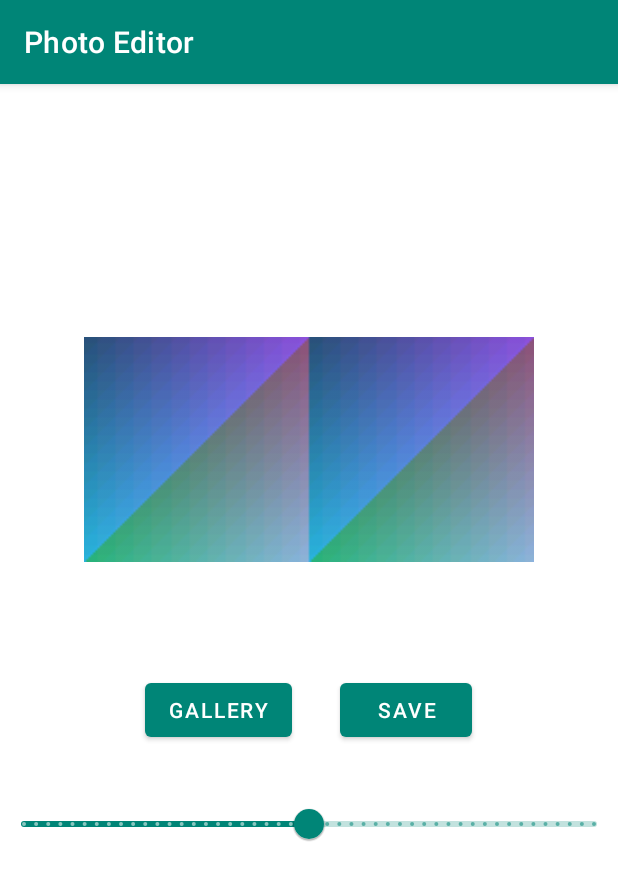
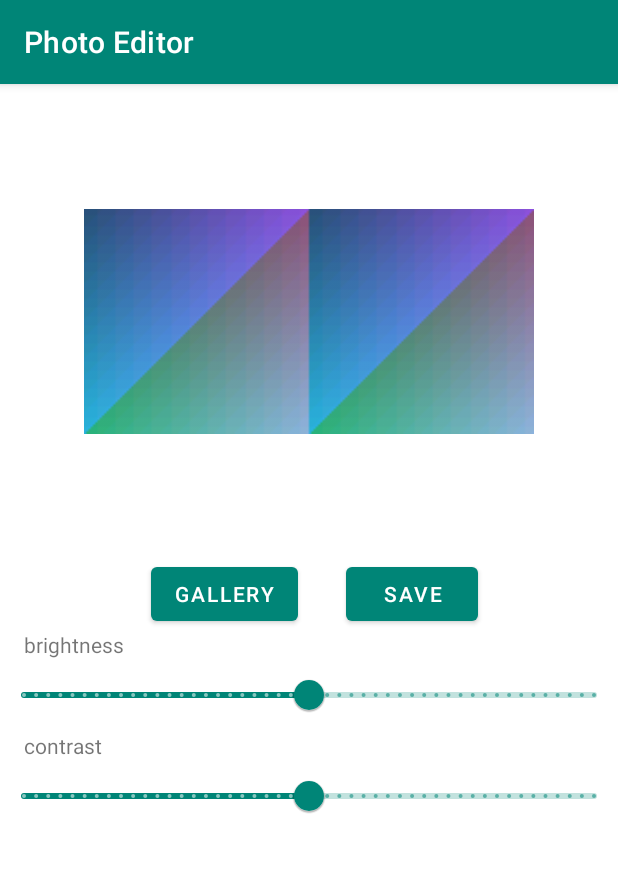
Before and after one commit to ComfyChair/PhotoEditor, an Android app: the screen it shows after launch (MainActivity), on a phone screen of 412 x 824 dp. Shown: the top 880 px of the screen. Run offline under Robolectric (Android 15) with nearby library versions, the phone set to English and light mode, and no system bars.

Commit message:
added second slider plus slider description TextViews

```diff
--- a/Photo Editor/task/src/main/java/org/hyperskill/photoeditor/MainActivity.kt
+++ b/Photo Editor/task/src/main/java/org/hyperskill/photoeditor/MainActivity.kt
@@ -49,8 +49,9 @@ class MainActivity : AppCompatActivity() {
     private fun bindViews() {
         currentImage = findViewById(R.id.ivPhoto)
         galleryBtn = findViewById(R.id.btnGallery)
+        saveBtn = findViewById(R.id.btnSave)
         brightnessSlider = findViewById(R.id.slBrightness)
-        saveBtn = findViewById(R.id.btnSave)
+
     }
 
     private fun setListeners() {
--- a/Photo Editor/task/src/main/res/layout/activity_main.xml
+++ b/Photo Editor/task/src/main/res/layout/activity_main.xml
@@ -10,22 +10,28 @@
         android:id="@+id/ivPhoto"
         android:layout_width="300dp"
         android:layout_height="300dp"
+        android:layout_marginStart="8dp"
+        android:layout_marginTop="8dp"
+        android:layout_marginEnd="8dp"
+        android:layout_marginBottom="8dp"
         android:contentDescription="@string/current_image_cont_descr"
-        app:layout_constraintBottom_toBottomOf="parent"
+        app:layout_constraintBottom_toTopOf="@+id/buttonBar"
         app:layout_constraintEnd_toEndOf="parent"
         app:layout_constraintStart_toStartOf="parent"
         app:layout_constraintTop_toTopOf="parent"
-        app:layout_constraintVertical_bias="0.2"/>
+        app:layout_constraintVertical_bias="0.2" />
 
     <LinearLayout
         android:id="@+id/buttonBar"
+        style="@android:attr/buttonBarStyle"
         android:layout_width="match_parent"
         android:layout_height="wrap_content"
+        android:layout_marginStart="8dp"
+        android:layout_marginTop="8dp"
         android:gravity="center_horizontal"
         android:orientation="horizontal"
-        style="@android:attr/buttonBarStyle"
-        app:layout_constraintStart_toEndOf="parent"
-        app:layout_constraintTop_toBottomOf="@+id/ivPhoto" >
+        app:layout_constraintStart_toStartOf="parent"
+        app:layout_constraintTop_toBottomOf="@+id/ivPhoto">
 
         <Button
             android:id="@+id/btnGallery"
@@ -44,6 +50,14 @@
             android:text="@string/save" />
     </LinearLayout>
 
+    <TextView
+        android:id="@+id/brightnessText"
+        android:layout_width="wrap_content"
+        android:layout_height="wrap_content"
+        android:layout_marginStart="16dp"
+        android:text="@string/brightness"
+        app:layout_constraintStart_toStartOf="parent"
+        app:layout_constraintTop_toBottomOf="@+id/buttonBar" />
 
     <com.google.android.material.slider.Slider
         android:id="@+id/slBrightness"
@@ -54,12 +68,32 @@
         android:value="0.0"
         android:valueFrom="-250.0"
         android:valueTo="250.0"
-        app:layout_constraintTop_toBottomOf="@+id/buttonBar"
-        app:layout_constraintBottom_toBottomOf="parent"
+        app:layout_constraintTop_toBottomOf="@+id/brightnessText"
+        app:layout_constraintEnd_toEndOf="parent"
+        app:layout_constraintStart_toStartOf="parent" />
+
+    <TextView
+        android:id="@+id/contrastText"
+        android:layout_width="wrap_content"
+        android:layout_height="wrap_content"
+        android:text="@string/contrast"
+        app:layout_constraintTop_toBottomOf="@+id/slBrightness"
         app:layout_constraintStart_toStartOf="parent"
+        android:layout_marginStart="16dp"
+        />
+
+    <com.google.android.material.slider.Slider
+        android:id="@+id/slContrast"
+        android:layout_width="wrap_content"
+        android:layout_height="wrap_content"
+        android:contentDescription="@string/contrast_slider_cont_descr"
+        android:stepSize="10.0"
+        android:value="0.0"
+        android:valueFrom="-250.0"
+        android:valueTo="250.0"
+        app:layout_constraintTop_toBottomOf="@+id/contrastText"
         app:layout_constraintEnd_toEndOf="parent"
-        app:layout_constraintVertical_bias="0.1" />
-
+        app:layout_constraintStart_toStartOf="parent"/>
 
 
 </androidx.constraintlayout.widget.ConstraintLayout>
--- a/Photo Editor/task/src/main/res/values/strings.xml
+++ b/Photo Editor/task/src/main/res/values/strings.xml
@@ -5,4 +5,6 @@
     <string name="save">save</string>
     <string name="brightness_slider_cont_descr">brightness slider</string>
     <string name="current_image_cont_descr">current image</string>
+    <string name="contrast_slider_cont_descr">contrast slider</string>
+    <string name="contrast">contrast</string>
 </resources>
```
